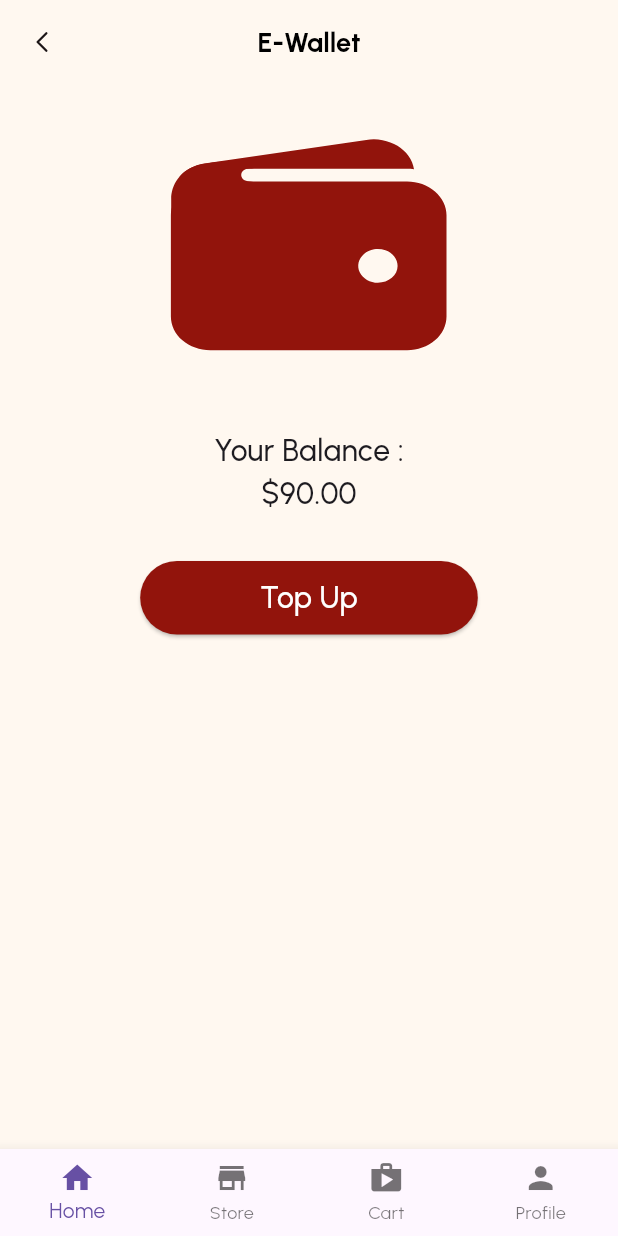
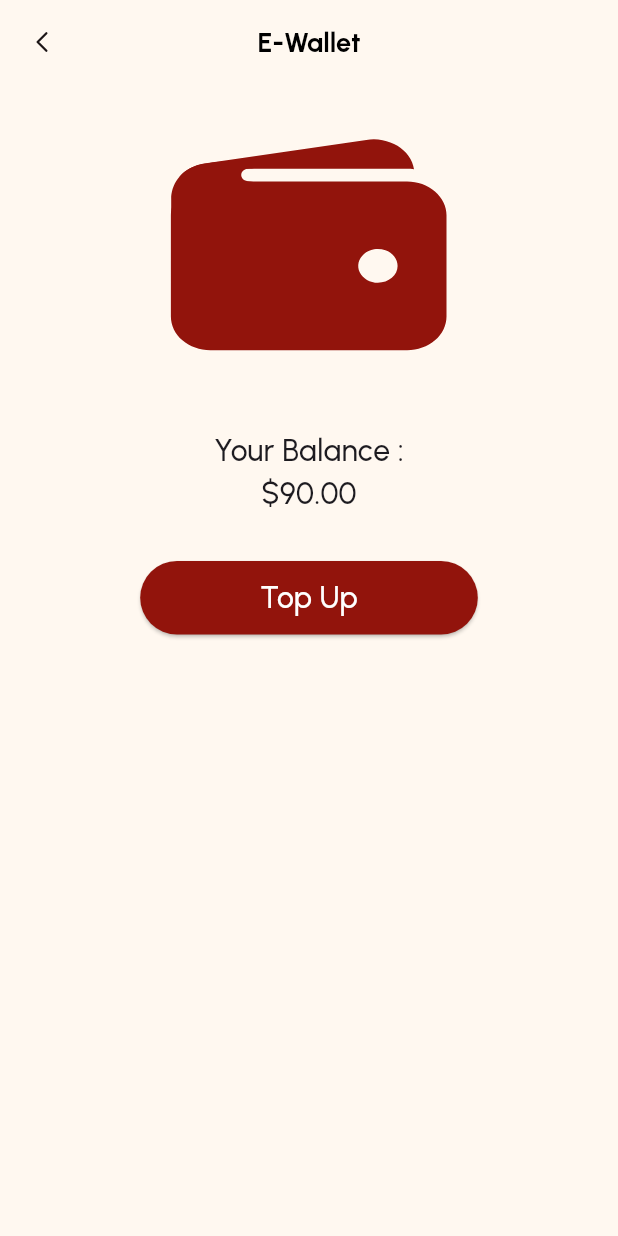
Before and after one commit to Kelompok-2-Mobile-Programming-TI-B-23/Marketplace, a Flutter app: the screen it shows after launch, on a phone screen of 412 x 824 dp. Run offline on Flutter 3.47's test engine with Material 3 defaults, Android fonts, the phone set to English and light mode, and no system bars; our stand-ins replace flutter_svg.

```diff
--- a/lib/e_wallet_screen.dart
+++ b/lib/e_wallet_screen.dart
@@ -29,7 +29,7 @@ class EWalletScreen extends StatelessWidget {
                         horizontal: 100, vertical: 10),
                     backgroundColor: const Color.fromARGB(255, 146, 20, 12)),
                 onPressed: () {
-                  _showAlertDialog(context);
+                  Navigator.pop(context);
                 },
                 child: const Text(
                   'Enter',
@@ -114,14 +114,7 @@ class EWalletScreen extends StatelessWidget {
           ),
         ])
       ]),
-      bottomNavigationBar: BottomNavigationBar(
-          type: BottomNavigationBarType.fixed,
-          items: const [
-            BottomNavigationBarItem(label: 'Home', icon: Icon(Icons.home)),
-            BottomNavigationBarItem(label: 'Store', icon: Icon(Icons.store)),
-            BottomNavigationBarItem(label: 'Cart', icon: Icon(Icons.shop)),
-            BottomNavigationBarItem(label: 'Profile', icon: Icon(Icons.person)),
-          ]),
+
     );
   }
 }
```
